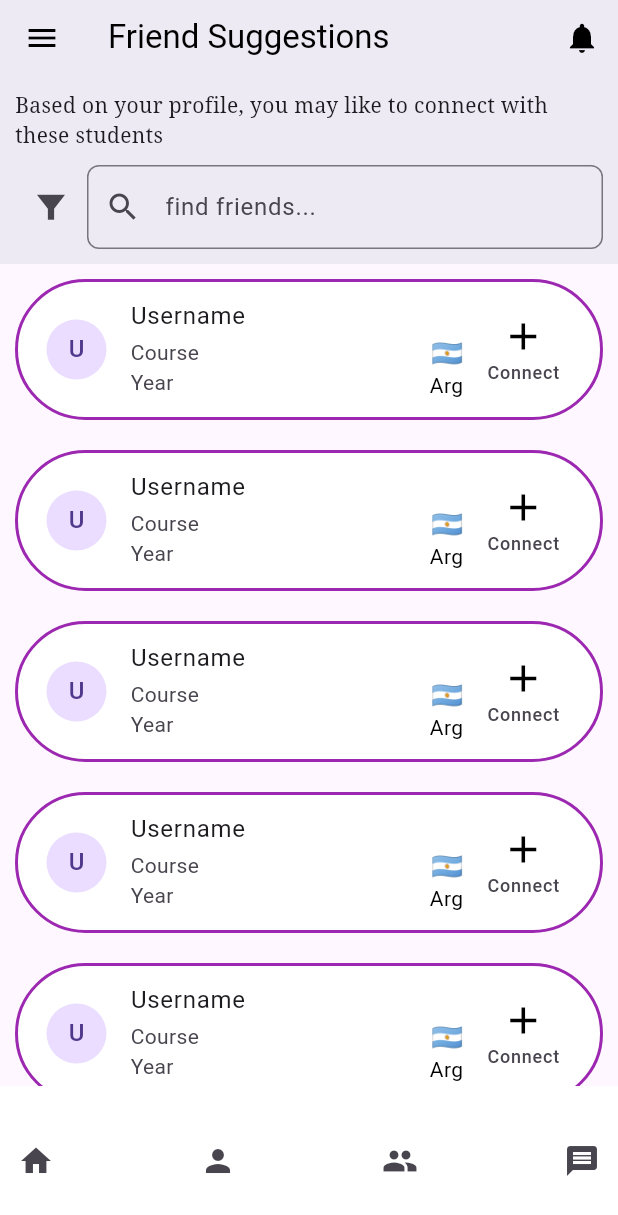
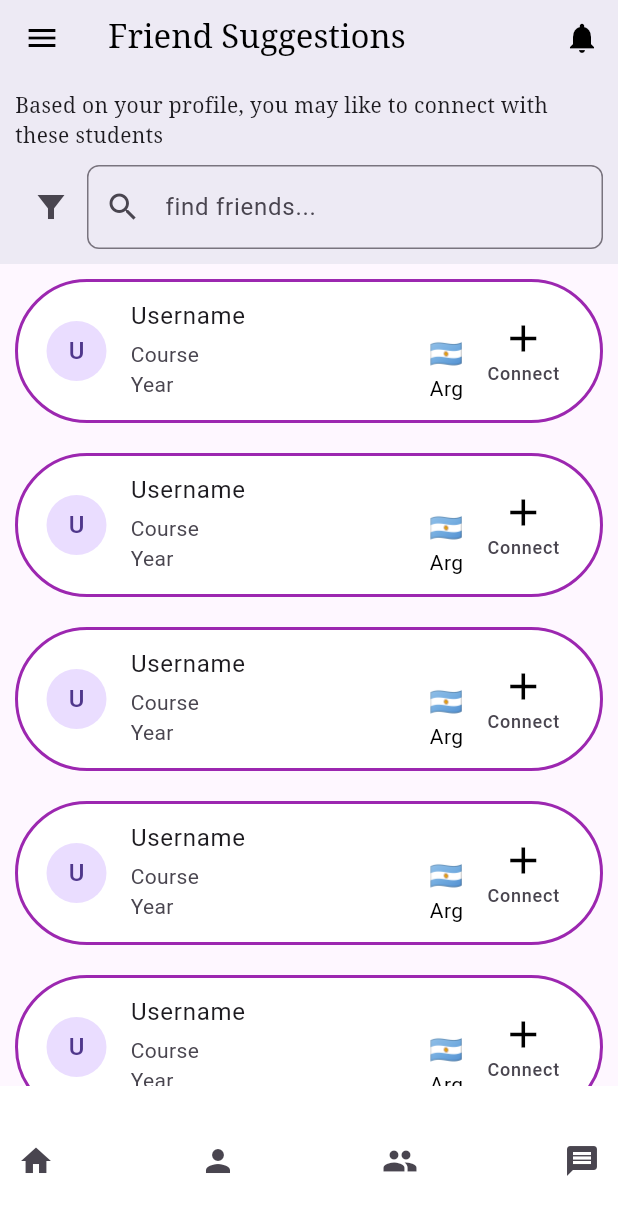
Before and after one commit to Safo-Samson/UniConnect, a Flutter app: the FriendSuggestions screen opened by its route, on a phone screen of 412 x 824 dp. Shown: the top 1215 px of the screen. Run offline on Flutter 3.47's test engine with Material 3 defaults, Android fonts, the light colour scheme and no system bars; our stand-ins replace cloud_firestore, firebase_auth, firebase_core; accounts and stored records are empty.

Commit message:
using brandsizes and fonts for suggestions

```diff
--- a/lib/main.dart
+++ b/lib/main.dart
@@ -39,8 +39,8 @@ class HomePage extends StatelessWidget {
       theme: ThemeData(
         primarySwatch: BrandColor.primary as MaterialColor,
       ),
-      // home: const GetStarted(),
-      home: const FriendSuggestions(),
+      home: const GetStarted(),
+      // home: const FriendSuggestions(),
 
       routes: {
         signupRoute: (context) => const SignUp(),
--- a/lib/utils/brand_fonts.dart
+++ b/lib/utils/brand_fonts.dart
@@ -10,5 +10,9 @@ class BrandFonts {
 
   static const double textButtonSize = 15;
 
+  static const double flagSize = 18;
+
+  static const double iconSize = 24;
+
 
 }
--- a/lib/views/homepage_views/friend_suggestions.dart
+++ b/lib/views/homepage_views/friend_suggestions.dart
@@ -33,7 +33,10 @@ class _FriendSuggestionsState extends State<FriendSuggestions> {
         elevation: 8,
         title: const Text(
           'Friend Suggestions',
-          style: TextStyle(color: Colors.black),
+          style: TextStyle(
+            color: Colors.black,
+            fontFamily: BrandFonts.fontFamily,
+          ),
         ),
         flexibleSpace: Container(
           decoration: const BoxDecoration(
@@ -61,7 +64,7 @@ class _FriendSuggestionsState extends State<FriendSuggestions> {
                     IconButton(
                       icon: const Icon(
                         Icons.filter_alt_sharp,
-                        size: 25,
+                        size: BrandFonts.iconSize,
                       ),
                       onPressed: () {
                         // Handle filter button press
@@ -71,7 +74,10 @@ class _FriendSuggestionsState extends State<FriendSuggestions> {
                       child: TextField(
                         decoration: InputDecoration(
                           hintText: 'find friends...',
-                          prefixIcon: const Icon(Icons.search),
+                          prefixIcon: const Icon(
+                            Icons.search,
+                            size: BrandFonts.iconSize,
+                          ),
                           border: OutlineInputBorder(
                             borderRadius: BorderRadius.circular(8.0),
                           ),
@@ -89,7 +95,10 @@ class _FriendSuggestionsState extends State<FriendSuggestions> {
         ),
         actions: [
           IconButton(
-            icon: const Icon(Icons.notifications),
+            icon: const Icon(
+              Icons.notifications,
+              size: BrandFonts.iconSize,
+            ),
             onPressed: () {
               // Handle button press
             },
--- a/lib/widgets/home_bottom_navigation.dart
+++ b/lib/widgets/home_bottom_navigation.dart
@@ -19,6 +19,7 @@ class HomeBottomNavigation extends StatelessWidget {
             icon: const Icon(Icons.home),
           ),
           IconButton(
+
             onPressed: () {
               Navigator.pushNamed(context, '/friends');
             },
--- a/lib/widgets/user_profile_container.dart
+++ b/lib/widgets/user_profile_container.dart
@@ -2,6 +2,7 @@
 
 import 'package:flutter/material.dart';
 import 'package:uniconnect/utils/brand_colours.dart';
+import 'package:uniconnect/utils/brand_fonts.dart';
 import 'package:uniconnect/widgets/user_profile.dart';
 
 
@@ -48,7 +49,8 @@ class _UserProfileContainerState extends State<UserProfileContainer> {
             crossAxisAlignment: CrossAxisAlignment.end,
             children: [
               Text(widget.user.flag,
-                  style: const TextStyle(fontSize: 17, color: Colors.black)),
+                  style: const TextStyle(
+                      fontSize: BrandFonts.flagSize, color: Colors.black)),
               Text(
                 widget.user.country.substring(0, 3),
                 style: const TextStyle(color: Colors.black),
```
